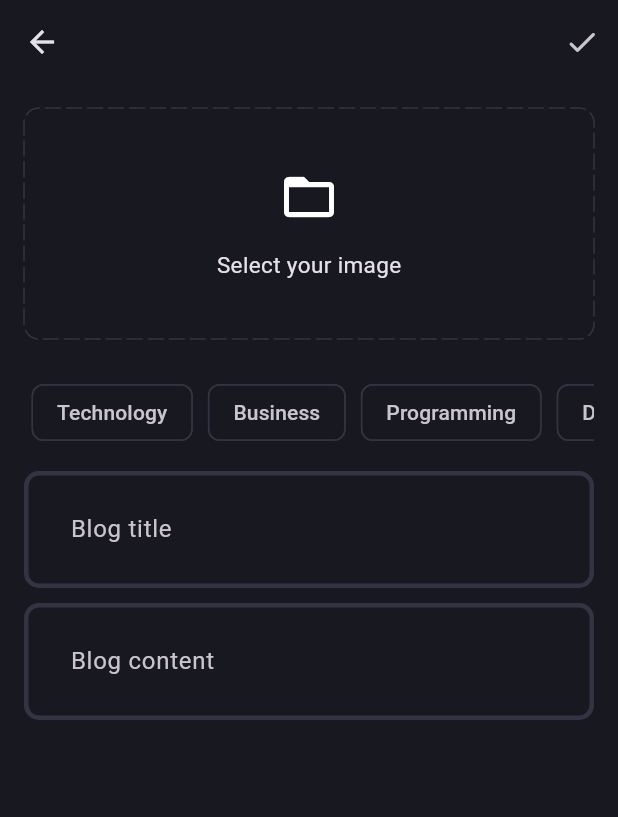
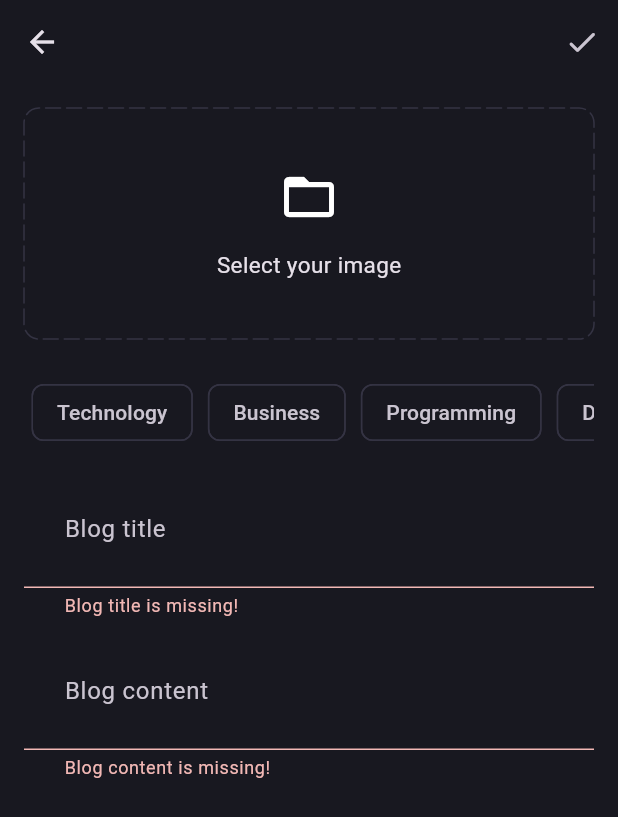
Before and after one commit to Rahul8320/Flutter_Blog_App, a Flutter app: the AddNewBlogPage screen opened directly, after a tap on the "done" icon, on a phone screen of 412 x 824 dp. Shown: the top 817 px of the screen. Run offline on Flutter 3.47's test engine with Material 3 defaults, Android fonts, the phone set to English and light mode, and no system bars; drawn by our look-alikes of dotted_border; our stand-ins replace flutter_bloc, fpdart, get_it, image_picker, supabase_flutter; accounts and stored records are empty.

Commit message:
Use the blog bloc and upload blog use case.

```diff
--- a/lib/features/blog/presentation/pages/add_new_blog_page.dart
+++ b/lib/features/blog/presentation/pages/add_new_blog_page.dart
@@ -1,10 +1,16 @@
 import 'dart:io';
 
+import 'package:blog_app/core/common/cubits/app_user/app_user_cubit.dart';
+import 'package:blog_app/core/common/widgets/loader.dart';
 import 'package:blog_app/core/theme/app_pallete.dart';
 import 'package:blog_app/core/utils/pick_image.dart';
+import 'package:blog_app/core/utils/show_snackbar.dart';
+import 'package:blog_app/features/blog/presentation/bloc/blog_bloc.dart';
+import 'package:blog_app/features/blog/presentation/pages/blog_page.dart';
 import 'package:blog_app/features/blog/presentation/widgets/blog_editor.dart';
 import 'package:dotted_border/dotted_border.dart';
 import 'package:flutter/material.dart';
+import 'package:flutter_bloc/flutter_bloc.dart';
 
 class AddNewBlogPage extends StatefulWidget {
   static route() => MaterialPageRoute(
@@ -20,6 +26,7 @@ class AddNewBlogPage extends StatefulWidget {
 class _AddNewBlogPageState extends State<AddNewBlogPage> {
   final titleController = TextEditingController();
   final contentController = TextEditingController();
+  final formKey = GlobalKey<FormState>();
   List<String> selectedTopics = [];
   File? image;
 
@@ -30,6 +37,24 @@ class _AddNewBlogPageState extends State<AddNewBlogPage> {
       setState(() {
         image = pickedImage;
       });
+    }
+  }
+
+  void uploadBlogHandler() {
+    if (formKey.currentState!.validate() &&
+        selectedTopics.isNotEmpty &&
+        image != null) {
+      final posterId =
+          (context.read<AppUserCubit>().state as AppUserLoggedIn).user.id;
+      context.read<BlogBloc>().add(
+            BlogUploadEvent(
+              posterId: posterId,
+              title: titleController.text.trim(),
+              content: contentController.text.trim(),
+              topics: selectedTopics,
+              image: image!,
+            ),
+          );
     }
   }
 
@@ -46,14 +71,35 @@ class _AddNewBlogPageState extends State<AddNewBlogPage> {
         appBar: AppBar(
           actions: [
             IconButton(
-              onPressed: () {},
+              onPressed: () {
+                uploadBlogHandler();
+              },
               icon: const Icon(Icons.done_rounded),
             ),
           ],
         ),
-        body: SingleChildScrollView(
+        body: BlocConsumer<BlogBloc, BlogState>(
+          listener: (context, state) {
+            if (state is BlogFailure) {
+              showSnackbar(context, state.error);
+            } else if (state is BlogSuccess) {
+              Navigator.pushAndRemoveUntil(
+                context,
+                BlogPage.route(),
+                (route) => false,
+              );
+            }
+          },
+          builder: (context, state) {
+            if(state is BlogLoading){
+              return const Loader();
+            }
+
+            return SingleChildScrollView(
               child: Padding(
                 padding: const EdgeInsets.all(16.0),
+                child: Form(
+                  key: formKey,
                   child: Column(
                     children: [
                       image != null
@@ -157,6 +203,9 @@ class _AddNewBlogPageState extends State<AddNewBlogPage> {
                     ],
                   ),
                 ),
+              ),
+            );
+          },
         ));
   }
 }
--- a/lib/features/blog/presentation/pages/blog_page.dart
+++ b/lib/features/blog/presentation/pages/blog_page.dart
@@ -3,6 +3,9 @@ import 'package:flutter/cupertino.dart';
 import 'package:flutter/material.dart';
 
 class BlogPage extends StatelessWidget {
+  static route() => MaterialPageRoute(
+        builder: (context) => const BlogPage(),
+      );
   const BlogPage({super.key});
 
   @override
--- a/lib/features/blog/presentation/widgets/blog_editor.dart
+++ b/lib/features/blog/presentation/widgets/blog_editor.dart
@@ -17,6 +17,12 @@ class BlogEditor extends StatelessWidget {
         hintText: hintText,
       ),
       maxLines: null,
+      validator: (value) {
+        if(value!.trim().isEmpty){
+          return "$hintText is missing!";
+        }
+        return null;
+      },
     );
   }
 }
```
Also changed, not shown: lib/features/auth/presentation/pages/signup_page.dart (+7 -0 lines). Lines whose indentation alone changed are shown as unchanged.
